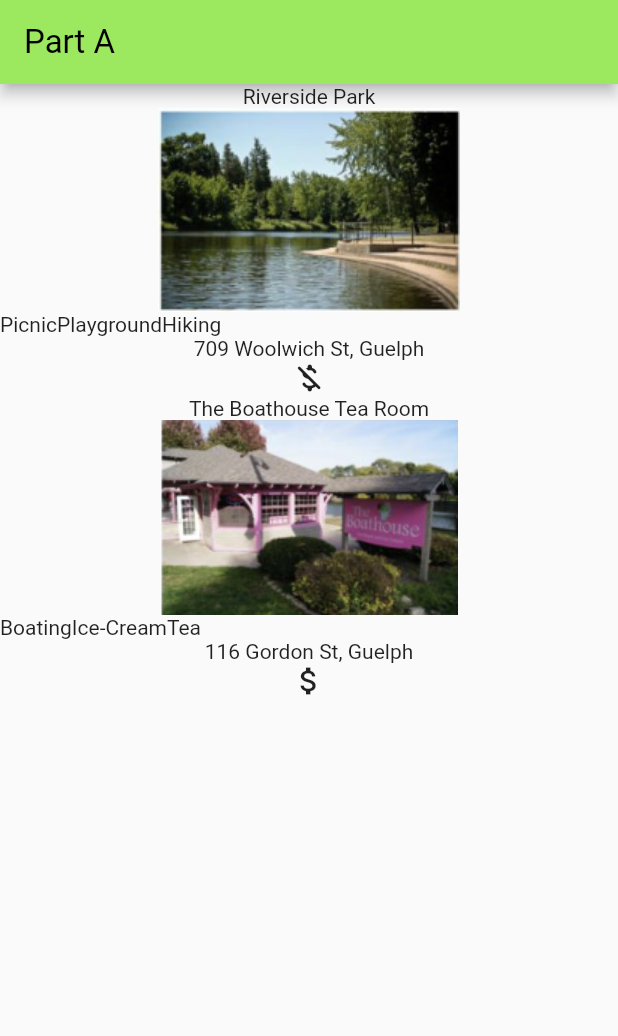
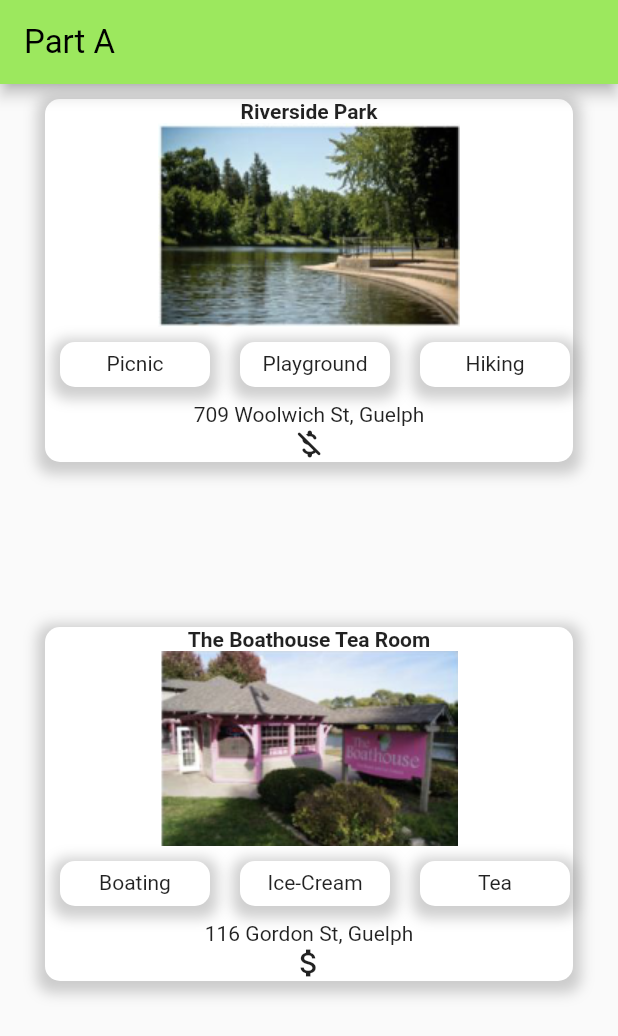
Before and after one commit to Adam-Sheeres/4030_Project, a Flutter app: the screen it shows after launch, on a phone screen of 412 x 824 dp. Shown: the top 1036 px of the screen. Run offline on Flutter 3.47's test engine with Material 2 defaults, Android fonts, the phone set to English and light mode, and no system bars; Roboto replaces fonts that are missing (Arial).

Commit message:
Part A finished

```diff
--- a/plant_tracker/lib/main.dart
+++ b/plant_tracker/lib/main.dart
@@ -13,7 +13,9 @@ List myImages = [
   Image.asset('assets/images/boathouseTearoom.png')
 ];
 List iconList = [Icons.money_off_csred_rounded, Icons.attach_money];
-int dayOfWeek = -1;
+
+int thingsCurRow = 0;
+int thingsCurCol = 0;
 
 //Text(daysOfWeek[dayOfWeek])
 // class getTaskRow extends StatelessWidget {
@@ -28,8 +30,8 @@ int dayOfWeek = -1;
 //       child: Align(
 //         alignment: Alignment.centerLeft,
 //         child: Container(
-//             width: 50,
-//             height: 50,
+//             width: 100,
+//             height: 100,
 //             decoration:
 //                 BoxDecoration(color: Colors.orange, shape: BoxShape.circle),
 //             child: Column(
@@ -56,18 +58,33 @@ class BodyWidget extends StatelessWidget {
         for (int i = 0; i < 2; i++)
           Container(
               alignment: Alignment.center,
+              margin: const EdgeInsets.only(
+                  left: 30, top: 10, right: 30, bottom: 100),
+              decoration: BoxDecoration(
+                color: Colors.white,
+                borderRadius: const BorderRadius.only(
+                    topLeft: Radius.circular(10),
+                    topRight: Radius.circular(10),
+                    bottomLeft: Radius.circular(10),
+                    bottomRight: Radius.circular(10)),
+                boxShadow: [
+                  BoxShadow(
+                    color: Colors.grey.withOpacity(0.5),
+                    spreadRadius: 5,
+                    blurRadius: 7,
+                    offset: const Offset(0, 3), // changes position of shadow
+                  ),
+                ],
+              ),
               child: Column(
                 children: [
                   //Vertical Alignment for the Card
-                  Text(names[i]),
+                  Text(
+                    names[i],
+                    style: const TextStyle(fontWeight: FontWeight.bold),
+                  ),
                   myImages[i],
-                  Row(
-                    children: [
-                      Text(things[i][0]),
-                      Text(things[i][1]),
-                      Text(things[i][2])
-                    ],
-                  ),
+                  thingsAbout(),
                   Text(addresses[i]),
                   Icon(iconList[i])
                 ],
@@ -77,16 +94,120 @@ class BodyWidget extends StatelessWidget {
   }
 }
 
+class thingsAbout extends StatelessWidget {
+  @override
+  Widget build(BuildContext context) {
+    return Row(
+        mainAxisAlignment: MainAxisAlignment.center,
+        crossAxisAlignment: CrossAxisAlignment.center,
+        children: [
+          Container(
+            width: 100.0,
+            height: 30.0,
+            margin: const EdgeInsets.all(10),
+            decoration: BoxDecoration(
+              color: Colors.white,
+              borderRadius: const BorderRadius.only(
+                  topLeft: Radius.circular(10),
+                  topRight: Radius.circular(10),
+                  bottomLeft: Radius.circular(10),
+                  bottomRight: Radius.circular(10)),
+              boxShadow: [
+                BoxShadow(
+                  color: Colors.grey.withOpacity(0.5),
+                  spreadRadius: 5,
+                  blurRadius: 7,
+                  offset: const Offset(0, 3), // changes position of shadow
+                ),
+              ],
+            ),
+            child: Center(
+              child: Text(
+                things[thingsCurCol][thingsCurRow++ % 3],
+                style: const TextStyle(
+                  fontFamily: 'Arial',
+                  height: 1,
+                ),
+                textAlign: TextAlign.center,
+              ),
+            ),
+          ),
+          Container(
+            width: 100.0,
+            height: 30.0,
+            margin: const EdgeInsets.all(10),
+            decoration: BoxDecoration(
+              color: Colors.white,
+              borderRadius: const BorderRadius.only(
+                  topLeft: Radius.circular(10),
+                  topRight: Radius.circular(10),
+                  bottomLeft: Radius.circular(10),
+                  bottomRight: Radius.circular(10)),
+              boxShadow: [
+                BoxShadow(
+                  color: Colors.grey.withOpacity(0.5),
+                  spreadRadius: 5,
+                  blurRadius: 7,
+                  offset: const Offset(0, 3), // changes position of shadow
+                ),
+              ],
+            ),
+            child: Center(
+              child: Text(
+                things[thingsCurCol][thingsCurRow++ % 3],
+                style: const TextStyle(
+                  fontFamily: 'Arial',
+                  height: 1,
+                ),
+                textAlign: TextAlign.center,
+              ),
+            ),
+          ),
+          Container(
+            width: 100.0,
+            height: 30.0,
+            margin: const EdgeInsets.all(10),
+            decoration: BoxDecoration(
+              color: Colors.white,
+              borderRadius: const BorderRadius.only(
+                  topLeft: Radius.circular(10),
+                  topRight: Radius.circular(10),
+                  bottomLeft: Radius.circular(10),
+                  bottomRight: Radius.circular(10)),
+              boxShadow: [
+                BoxShadow(
+                  color: Colors.grey.withOpacity(0.5),
+                  spreadRadius: 5,
+                  blurRadius: 7,
+                  offset: const Offset(0, 3), // changes position of shadow
+                ),
+              ],
+            ),
+            child: Center(
+              child: Text(
+                things[thingsCurCol++][thingsCurRow++ % 3],
+                style: const TextStyle(
+                  fontFamily: 'Arial',
+                  height: 1,
+                ),
+                textAlign: TextAlign.center,
+              ),
+            ),
+          )
+        ]);
+  }
+}
+
 class MyApp extends StatelessWidget {
   @override
   Widget build(BuildContext context) {
     return MaterialApp(
       home: Scaffold(
         appBar: AppBar(
-            title: Text('Part A'),
-            backgroundColor: Color.fromARGB(255, 156, 232, 94),
-            titleTextStyle:
-                TextStyle(color: Color.fromARGB(255, 0, 0, 0), fontSize: 22)),
+            title: const Text('Part A'),
+            backgroundColor: const Color.fromARGB(255, 156, 232, 94),
+            titleTextStyle: const TextStyle(
+                color: Color.fromARGB(255, 0, 0, 0), fontSize: 22)),
         body: BodyWidget(),
       ),
     );
```
Also changed, not shown: 1 other file.
